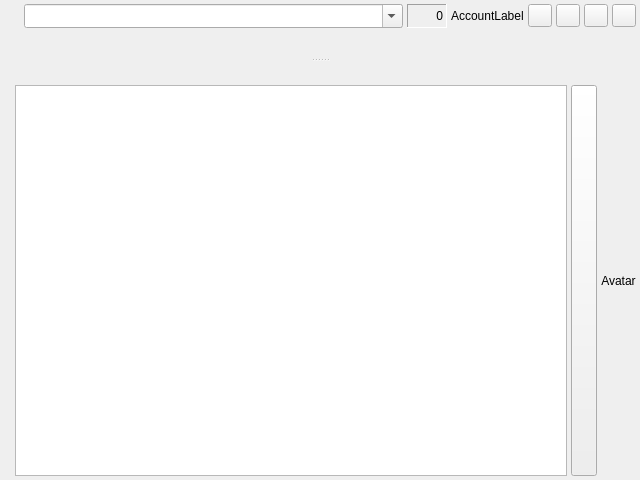
This is src/chatdlg.ui in psi-im/psi as Qt 5 draws it before an edit. The edited form follows.
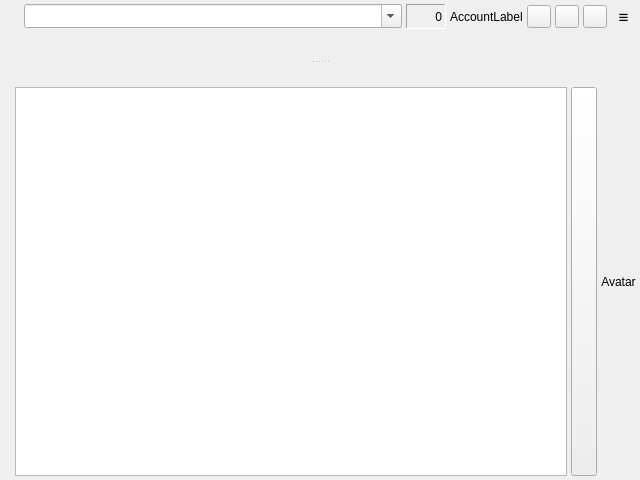
This is the edited form. Custom widgets are drawn as their Qt base class.

Commit message:
Chat toolbar (#916)
* chatdlg.cpp and groupchatdlg.cpp: cleanup imports

* chatdlg.cpp: use ≡ instead of icon, same as it was made in groupchat

* chatdlg.cpp: always show Actions button, same as it was made in groupchat

The edit to the form file:
```diff
--- a/src/chatdlg.ui
+++ b/src/chatdlg.ui
@@ -203,21 +203,29 @@
          </item>
          <item>
           <widget class="QToolButton" name="tb_actions">
+           <property name="font">
+            <font>
+             <pointsize>13</pointsize>
+            </font>
+           </property>
            <property name="toolTip">
             <string>Actions</string>
            </property>
+           <property name="styleSheet">
+            <string notr="true">QToolButton { padding: 0px; } QToolButton::menu-indicator { image:none; } </string>
+           </property>
            <property name="text">
-            <string/>
-           </property>
-           <property name="iconSize">
-            <size>
-             <width>16</width>
-             <height>16</height>
-            </size>
+            <string notr="true">≡</string>
            </property>
            <property name="popupMode">
             <enum>QToolButton::ToolButtonPopupMode::InstantPopup</enum>
            </property>
+           <property name="toolButtonStyle">
+            <enum>Qt::ToolButtonStyle::ToolButtonTextOnly</enum>
+           </property>
+           <property name="autoRaise">
+            <bool>true</bool>
+           </property>
            <property name="arrowType">
             <enum>Qt::ArrowType::NoArrow</enum>
            </property>
```
The commit also changes 3 other files.
